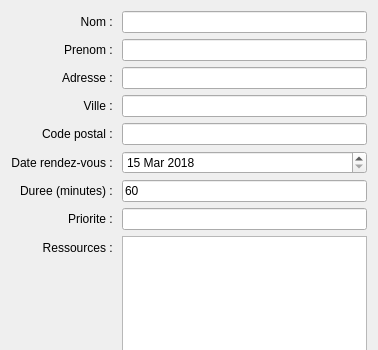
First picture: the form in AppliQt/Vue/ajouterclientwindow.ui, repository JermanKell/PRJ_TP_Qt, before the edit; both pictures show x 0 to 378 and y 0 to 350 of the 378 by 673 pixel window.
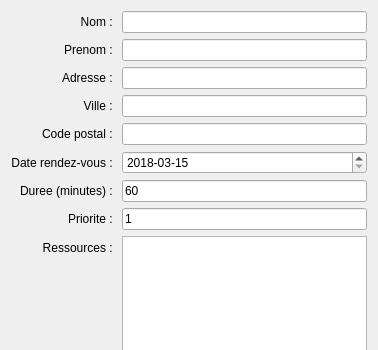
Second picture: the form after the edit.

The edit to the form file:
```diff
--- a/AppliQt/Vue/ajouterclientwindow.ui
+++ b/AppliQt/Vue/ajouterclientwindow.ui
@@ -165,7 +165,11 @@
       </widget>
      </item>
      <item row="7" column="1">
-      <widget class="QLineEdit" name="lineEdit_Priorite"/>
+      <widget class="QLineEdit" name="lineEdit_Priorite">
+       <property name="text">
+        <string>1</string>
+       </property>
+      </widget>
      </item>
      <item row="8" column="1">
       <widget class="QListWidget" name="listWidget_Ressources">
@@ -189,6 +193,16 @@
      </item>
      <item row="5" column="1">
       <widget class="QDateEdit" name="dateEdit_dateRDV">
+       <property name="dateTime">
+        <datetime>
+         <hour>0</hour>
+         <minute>0</minute>
+         <second>0</second>
+         <year>2018</year>
+         <month>3</month>
+         <day>15</day>
+        </datetime>
+       </property>
        <property name="maximumDateTime">
         <datetime>
          <hour>23</hour>
@@ -209,6 +223,9 @@
          <day>15</day>
         </datetime>
        </property>
+       <property name="displayFormat">
+        <string>yyyy-MM-dd</string>
+       </property>
        <property name="currentSectionIndex">
         <number>0</number>
        </property>
```
